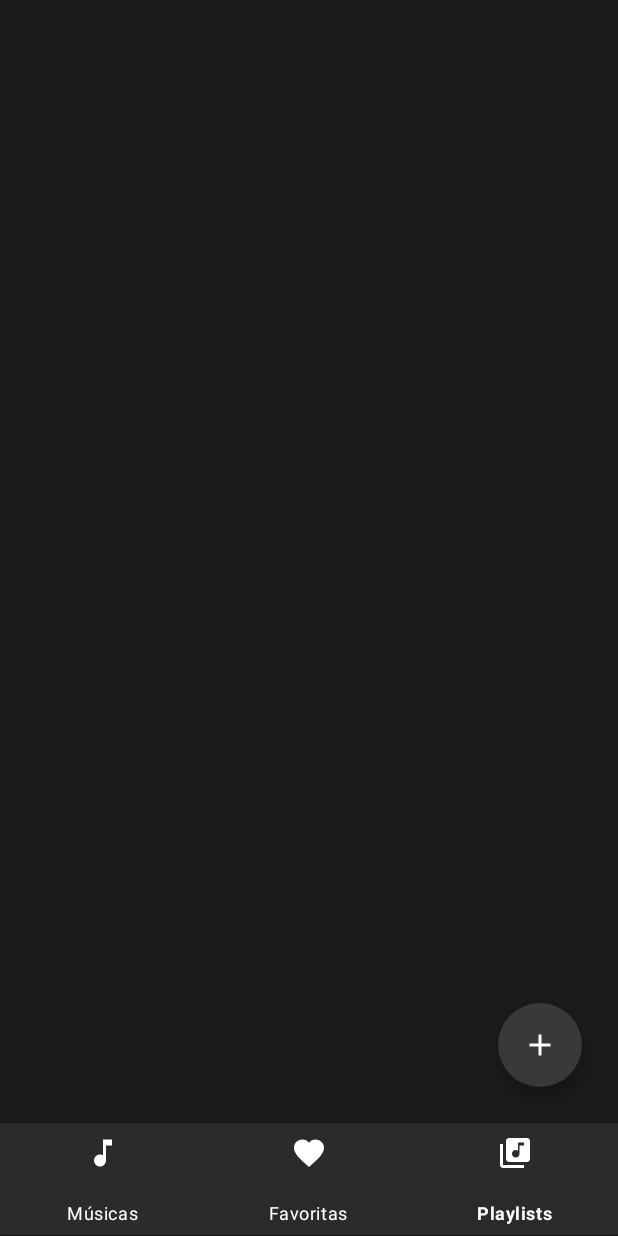
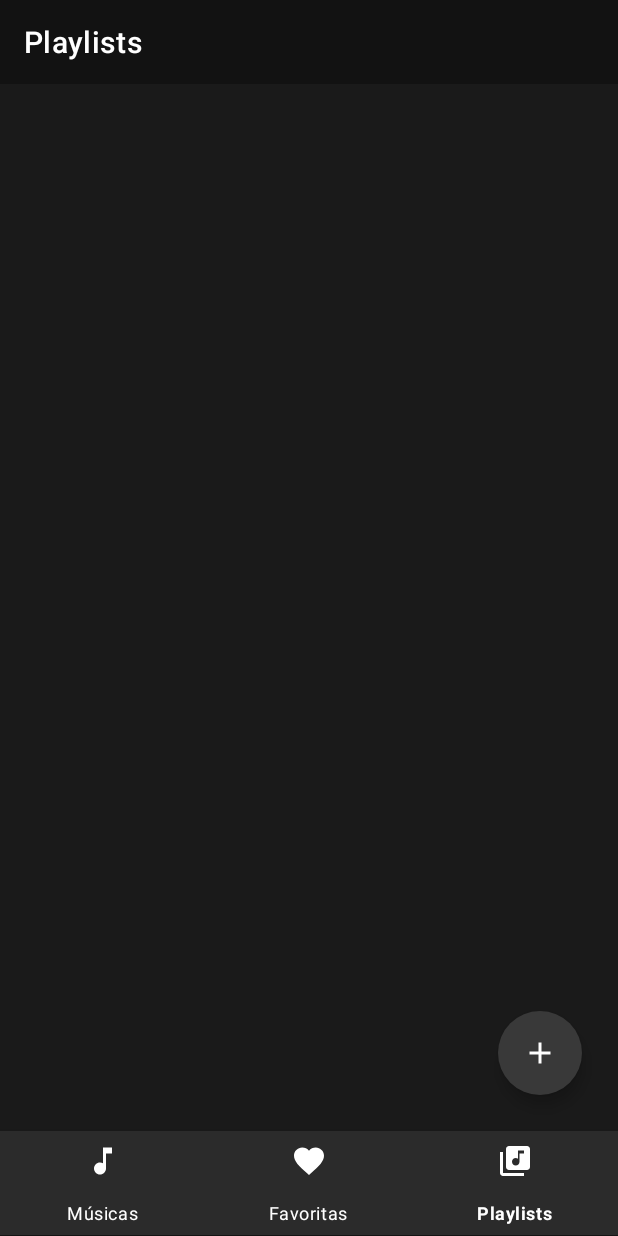
Before and after one commit to CardosofGui/music-player, an Android app: the screen it shows after launch (MenuInicial), item 3 of the bottom bar chosen, on a phone screen of 412 x 824 dp. Run offline under Robolectric (Android 15) with nearby library versions, the phone set to English and light mode, and no system bars; our stand-ins replace navigation-ui; Roboto replaces fonts that are not available here; 1 statement that could not run was skipped.

Commit message:
Implementing toolbar in fragments and switchFragments using setOnNavigationItemSelectedListener

```diff
--- a/app/src/main/java/com/example/musicapp/view/MenuInicial.kt
+++ b/app/src/main/java/com/example/musicapp/view/MenuInicial.kt
@@ -7,16 +7,21 @@ import android.widget.Toast
 import androidx.appcompat.app.AppCompatActivity
 import androidx.core.app.ActivityCompat
 import androidx.core.content.ContextCompat
+import androidx.fragment.app.Fragment
 import androidx.navigation.findNavController
 import androidx.navigation.ui.setupWithNavController
 import com.CodeBoy.MediaFacer.AudioGet
 import com.CodeBoy.MediaFacer.MediaFacer
 import com.example.musicapp.R
+import com.example.musicapp.databinding.ActivityListMusicsBinding
 import com.example.musicapp.model.Music
 import com.example.musicapp.model.PlaylistMusic
 import com.example.musicapp.model.singleton.MusicSingleton
 import com.example.musicapp.model.singleton.MusicSingleton.listaMusicas
 import com.example.musicapp.model.singleton.MusicSingleton.playlistMusicas
+import com.example.musicapp.view.fragments.FavoriteList
+import com.example.musicapp.view.fragments.MusicList
+import com.example.musicapp.view.fragments.PlaylistList
 import com.google.android.material.bottomnavigation.BottomNavigationView
 import com.google.gson.Gson
 import com.google.gson.reflect.TypeToken
@@ -28,26 +33,46 @@ class MenuInicial : AppCompatActivity() {
 
     var myPermissionRequest = 1
 
+    private lateinit var binding : ActivityListMusicsBinding
+
     override fun onCreate(savedInstanceState: Bundle?) {
         super.onCreate(savedInstanceState)
-        setContentView(R.layout.activity_list__musics)
+        binding = ActivityListMusicsBinding.inflate(layoutInflater)
+        val view = binding.root
+        setContentView(view)
 
-        try {
-            SHARED_PREFERENCES_MUSIC = getSharedPreferences(SHARED_MAIN, MODE_PRIVATE)
-            SHARED_PREFERENCES_MUSIC_EDITOR = SHARED_PREFERENCES_MUSIC.edit()
 
-            verificarPermissao()
+        SHARED_PREFERENCES_MUSIC = getSharedPreferences(SHARED_MAIN, MODE_PRIVATE)
+        SHARED_PREFERENCES_MUSIC_EDITOR = SHARED_PREFERENCES_MUSIC.edit()
 
-            val navController = findNavController(R.id.fragment_container)
-            val bottomNav = findViewById<BottomNavigationView>(R.id.bottomNav)
+        initToolbar("Músicas")
+        verificarPermissao()
 
-            bottomNav.setupWithNavController(navController)
-        }catch(e : Exception){
-            Toast.makeText(this, "$e", Toast.LENGTH_SHORT).show()
+        binding.bottomNav.setOnNavigationItemSelectedListener { item ->
+            when(item.itemId){
+                R.id.musicList->{
+                    switchFragment(MusicList())
+                    initToolbar("Músicas")
+                    true
+                }
+                R.id.favoriteList->{
+                    switchFragment(FavoriteList())
+                    initToolbar("Favoritas")
+                    true
+                }
+                R.id.playlistList->{
+                    switchFragment(PlaylistList())
+                    initToolbar("Playlists")
+                    true
+                }
+                else->false
+            }
         }
     }
 
-    fun getMusic() {
+    private fun getMusic() {
+        if(listaMusicas.size > 0) listaMusicas.clear()
+
         MediaFacer
             .withAudioContex(this)
             .getAllAudioContent(AudioGet.externalContentUri).forEachIndexed { index, music ->
@@ -153,6 +178,18 @@ class MenuInicial : AppCompatActivity() {
         }
     }
 
+    private fun switchFragment(fragment : Fragment){
+        supportFragmentManager
+            .beginTransaction()
+            .replace(R.id.fragment_container, fragment)
+            .commit()
+    }
+
+    private fun initToolbar(title : String) {
+        binding.toolbar.title = title
+        setSupportActionBar(binding.toolbar)
+    }
+
     companion object{
         const val SHARED_MAIN = "MUSICS"
         const val SHARED_LIST_MUSIC = "LIST_MUSICS"
--- a/app/src/main/java/com/example/musicapp/view/MusicPlayer.kt
+++ b/app/src/main/java/com/example/musicapp/view/MusicPlayer.kt
@@ -248,12 +248,12 @@ class MusicPlayer : AppCompatActivity(), ServiceConnection {
         Log.e("conexao", "coneceted")
     }
     override fun onOptionsItemSelected(item: MenuItem): Boolean {
-        when(item.itemId){
+        return when(item.itemId){
             android.R.id.home -> {
                 onBackPressed()
-                return false
+                false
             }
-            else -> return false
+            else -> false
         }
     }
 
--- a/app/src/main/java/com/example/musicapp/view/fragments/MusicList.kt
+++ b/app/src/main/java/com/example/musicapp/view/fragments/MusicList.kt
@@ -97,6 +97,11 @@ class MusicList : Fragment() {
         binding.recyclerViewMusics.adapter = adapter
     }
 
+    override fun onResume() {
+        super.onResume()
+        adapter.notifyDataSetChanged()
+    }
+
     companion object {
         /**
          * Use this factory method to create a new instance of
--- a/app/src/main/res/layout/activity_list__musics.xml
+++ b/app/src/main/res/layout/activity_list__musics.xml
@@ -8,6 +8,13 @@
     android:orientation="vertical"
     tools:context=".view.MenuInicial">
 
+    <androidx.appcompat.widget.Toolbar
+        android:id="@+id/toolbar"
+        android:layout_width="match_parent"
+        android:layout_height="wrap_content"
+        android:background="#121212"
+        android:theme="@style/ThemeOverlay.AppCompat.Dark"
+        app:titleTextColor="@color/white" />
 
     <fragment
         android:id="@+id/fragment_container"
```
